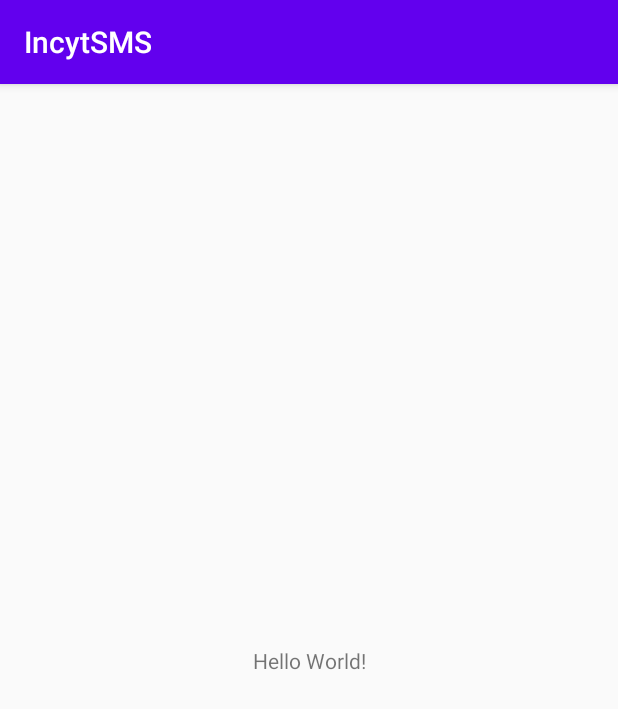
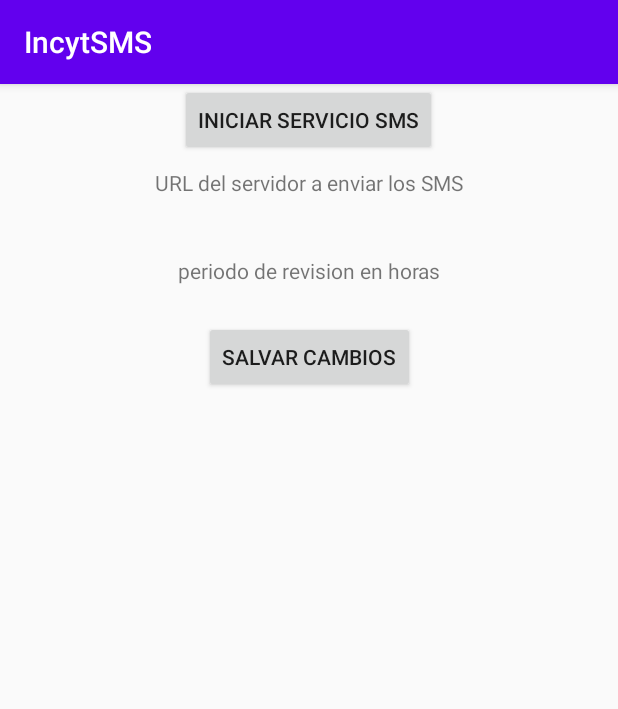
Before and after one commit to Locottus/IncytSMS, an Android app: the screen it shows after launch (MainActivity), on a phone screen of 412 x 824 dp. Shown: the top 709 px of the screen. Run offline under Robolectric (Android 15) with nearby library versions, the phone set to English and light mode, and no system bars.

```diff
--- a/app/src/main/java/herlich/gonzalez/incytsms/MainActivity.java
+++ b/app/src/main/java/herlich/gonzalez/incytsms/MainActivity.java
@@ -5,9 +5,10 @@ import androidx.core.app.ActivityCompat;
 
 import android.Manifest;
 import android.content.Context;
+import android.content.Intent;
 import android.content.pm.PackageManager;
-import android.net.Uri;
 import android.os.Bundle;
+import android.view.View;
 
 import java.util.ArrayList;
 
@@ -27,25 +28,14 @@ public class MainActivity extends AppCompatActivity {
         super.onCreate(savedInstanceState);
         setContentView(R.layout.activity_main);
 
-        System.out.println("iniciando MAIN");
-
-        if (checkAccess())
-            ejecutaProcesos();
-
     }
 
-    private void ejecutaProcesos() {
-        msgSMS = new SMSUtils(getApplicationContext());
-        ArrayList<SMS> msgs = msgSMS.readSMS();
-        JSONUtils jUtil = new JSONUtils(getApplicationContext(), urlPost);
-        System.out.println(msgs.size());
-        for (int i = 0; i < msgs.size(); i++) {
-            //jUtil.postMessage(msgs.get(i));//aqui envia sms por sms
-            //System.out.println(msgs.get(i));
-        }
-        //TODO delete sms from mobil
+    public void startJobService(View view) {
+        Intent i = new Intent(this, MyJobIntentService.class);
+        //i.putExtra("tiempo", 25);
+        MyJobIntentService.enqueuedWork(this,i);
+    }
 
-    }
 
     private boolean checkAccess() {
         boolean access = false;
@@ -56,10 +46,7 @@ public class MainActivity extends AppCompatActivity {
                 android.Manifest.permission.VIBRATE,
                 Manifest.permission.READ_SMS,
                 Manifest.permission.SEND_SMS,
-                Manifest.permission.BROADCAST_SMS,
-                Manifest.permission.RECEIVE_BOOT_COMPLETED,
-                Manifest.permission.WAKE_LOCK
-
+                Manifest.permission.BROADCAST_SMS
 
         };
         if (!hasPermissions(this, PERMISSIONS)) {
--- a/app/src/main/res/layout/activity_main.xml
+++ b/app/src/main/res/layout/activity_main.xml
@@ -6,13 +6,49 @@
     android:layout_height="match_parent"
     tools:context=".MainActivity">
 
+
     <TextView
+        android:id="@+id/textView"
         android:layout_width="wrap_content"
         android:layout_height="wrap_content"
-        android:text="Hello World!"
-        app:layout_constraintBottom_toBottomOf="parent"
-        app:layout_constraintLeft_toLeftOf="parent"
-        app:layout_constraintRight_toRightOf="parent"
+        android:layout_marginTop="39dp"
+        android:text="periodo de revision en horas"
+        app:layout_constraintEnd_toEndOf="parent"
+        app:layout_constraintStart_toStartOf="parent"
+        app:layout_constraintTop_toBottomOf="@+id/textView2" />
+
+    <TextView
+        android:id="@+id/textView2"
+        android:layout_width="wrap_content"
+        android:layout_height="wrap_content"
+        android:layout_marginTop="56dp"
+        android:text="URL del servidor a enviar los SMS"
+        app:layout_constraintEnd_toEndOf="parent"
+        app:layout_constraintHorizontal_bias="0.502"
+        app:layout_constraintStart_toStartOf="parent"
         app:layout_constraintTop_toTopOf="parent" />
 
+    <Button
+        android:id="@+id/bSaveURL"
+        android:layout_width="wrap_content"
+        android:layout_height="wrap_content"
+        android:layout_marginTop="24dp"
+        android:text="Salvar Cambios"
+        app:layout_constraintEnd_toEndOf="parent"
+        app:layout_constraintStart_toStartOf="parent"
+        app:layout_constraintTop_toBottomOf="@+id/textView" />
+
+
+
+    <Button
+        android:id="@+id/bStartService"
+        android:layout_width="wrap_content"
+        android:layout_height="wrap_content"
+        android:onClick="startJobService"
+        android:text="Iniciar Servicio SMS"
+        app:layout_constraintEnd_toEndOf="parent"
+        app:layout_constraintHorizontal_bias="0.498"
+        app:layout_constraintStart_toStartOf="parent"
+        tools:layout_editor_absoluteY="318dp" />
+
 </androidx.constraintlayout.widget.ConstraintLayout>
```
Also changed, not shown: app/src/main/java/herlich/gonzalez/incytsms/MyBroadcastReceiver.java (+15 -0 lines), app/src/main/java/herlich/gonzalez/incytsms/MyJobIntentService.java (+44 -5 lines).
